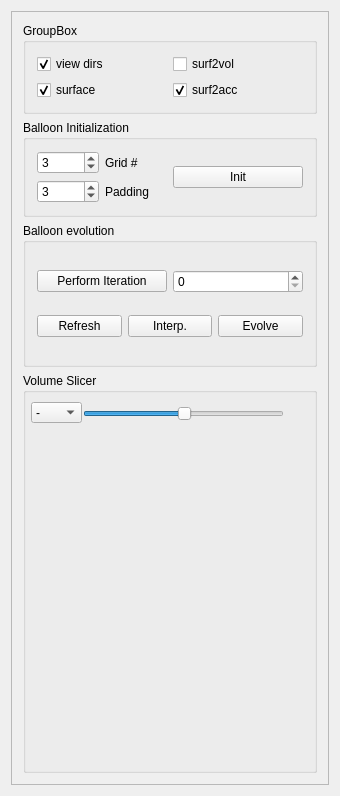
Old version of the form src/meshlabplugins/edit_vase/vasewidget.ui in the repository cnr-isti-vclab/meshlab.
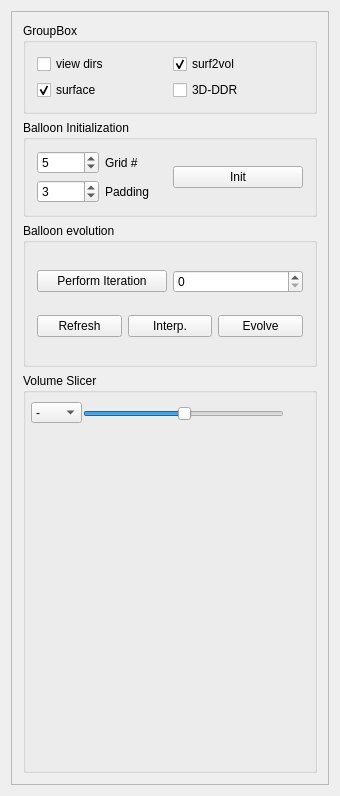
New version of the form.

The edit to the form file:
```diff
--- a/src/meshlabplugins/edit_vase/vasewidget.ui
+++ b/src/meshlabplugins/edit_vase/vasewidget.ui
@@ -62,7 +62,7 @@
             <string>view dirs</string>
            </property>
            <property name="checked">
-            <bool>true</bool>
+            <bool>false</bool>
            </property>
           </widget>
          </item>
@@ -81,15 +81,18 @@
            <property name="text">
             <string>surf2vol</string>
            </property>
+           <property name="checked">
+            <bool>true</bool>
+           </property>
           </widget>
          </item>
          <item row="1" column="1">
           <widget class="QCheckBox" name="surf2acc_check">
            <property name="text">
-            <string>surf2acc</string>
+            <string>3D-DDR</string>
            </property>
            <property name="checked">
-            <bool>true</bool>
+            <bool>false</bool>
            </property>
           </widget>
          </item>
@@ -125,7 +128,7 @@
               <number>1000</number>
              </property>
              <property name="value">
-              <number>3</number>
+              <number>5</number>
              </property>
             </widget>
            </item>
```
